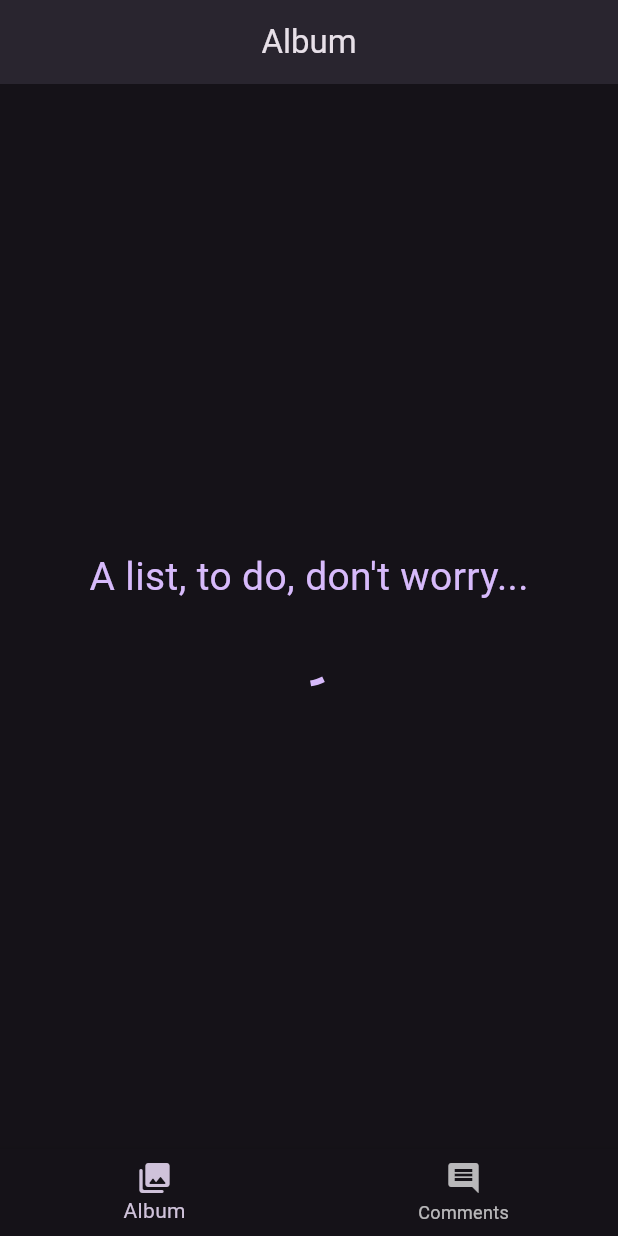
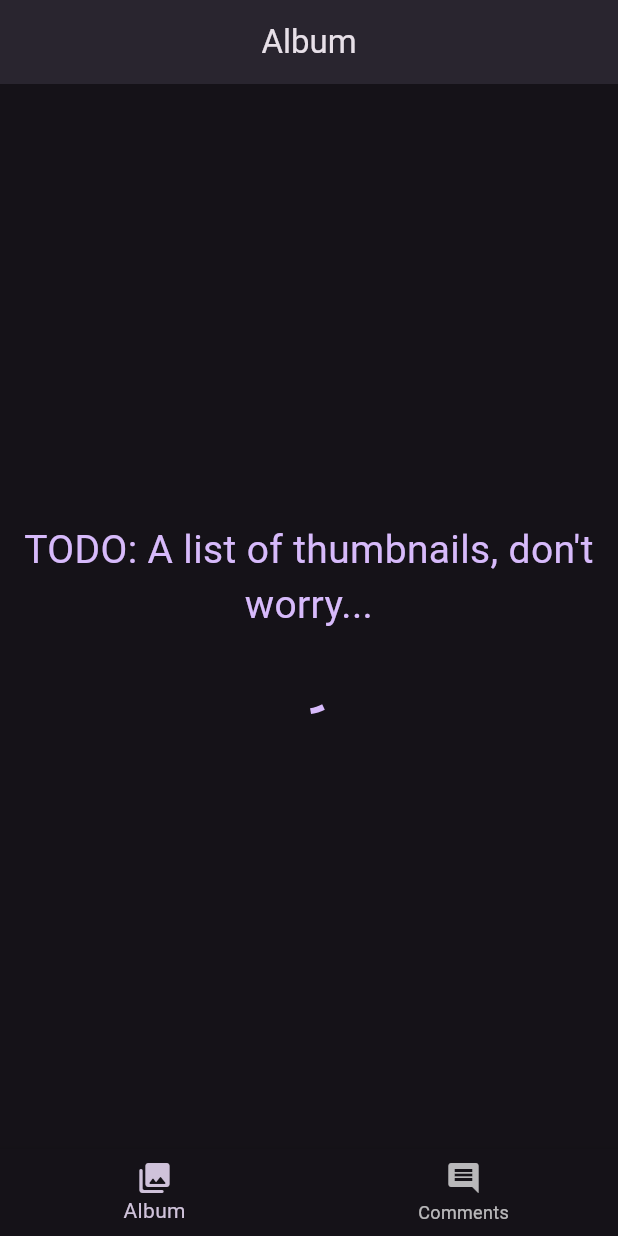
Before and after one commit to pulo0/gallery-app-intern, a Flutter app: the screen it shows after launch, on a phone screen of 412 x 824 dp. Run offline on Flutter 3.47's test engine with Material 3 defaults, Android fonts, the phone set to English and light mode, and no system bars; our stand-ins replace google_fonts; Roboto replaces fonts that are missing (Abel).

Commit message:
refactor: cleaning the project

```diff
--- a/lib/models/item.dart
+++ b/lib/models/album.dart
@@ -3,8 +3,8 @@ import 'dart:convert';
 import 'package:http/http.dart' as http;
 
 Future<Item> fetchItem() async {
-  final response =
-      await http.get(Uri.parse('https://jsonplaceholder.typicode.com/photos'));
+  final url = Uri.parse('https://jsonplaceholder.typicode.com/photos');
+  final response = await http.get(url);
 
   if (response.statusCode == 200) {
     return Item.fromJson(jsonDecode(response.body) as Map<String, dynamic>);
--- a/lib/screens/tabs_screen.dart
+++ b/lib/screens/tabs_screen.dart
@@ -5,20 +5,21 @@ class TabsScreen extends StatefulWidget {
   const TabsScreen({super.key});
 
   @override
-  State<TabsScreen> createState() {
-    return _TabsScreen();
-  }
+  State<TabsScreen> createState() => _TabsScreen();
 }
 
 class _TabsScreen extends State<TabsScreen> {
   int _currentIndex = 0;
   String _currentPageName = '';
   final Widget _activeContent = Center(
+    child: Padding(
+      padding: const EdgeInsets.symmetric(horizontal: 16),
       child: Column(
         mainAxisAlignment: MainAxisAlignment.center,
         children: [
           Text(
-          'A list, to do, don\'t worry...',
+            'TODO: A list of thumbnails, don\'t worry...',
+            textAlign: TextAlign.center,
             style: mainTheme.textTheme.titleLarge!.copyWith(
               color: mainColorScheme.primary,
               fontSize: 26,
@@ -28,12 +29,11 @@ class _TabsScreen extends State<TabsScreen> {
           const CircularProgressIndicator(),
         ],
       ),
+    ),
   );
 
   void setPage(int index) {
-    setState(() {
-      _currentIndex = index;
-    });
+    setState(() => _currentIndex = index);
   }
 
   @override
@@ -60,10 +60,12 @@ class _TabsScreen extends State<TabsScreen> {
           BottomNavigationBarItem(
             icon: Icon(Icons.photo_library_rounded),
             label: 'Album',
+            tooltip: 'Display album of photos'
           ),
           BottomNavigationBarItem(
             icon: Icon(Icons.comment),
             label: 'Comments',
+            tooltip: 'Comment Section of photos',
           ),
         ],
       ),
```
Also changed, not shown: lib/main.dart (+6 -1 lines), lib/screens/album_screen.dart (added), 1 other file. Lines whose indentation alone changed are shown as unchanged.
